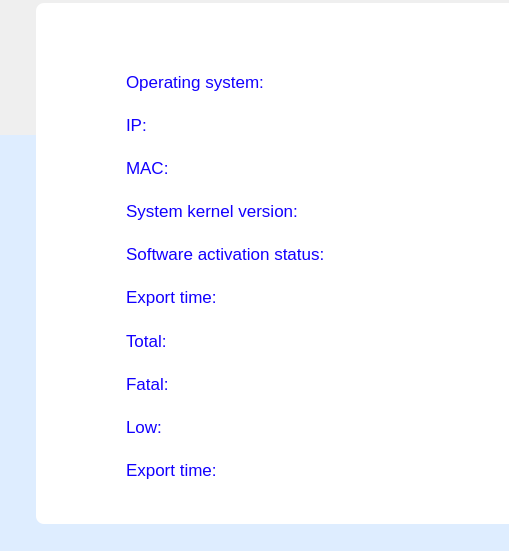
Before: the Qt Designer form plugins/gui/vulnerability/reports/pdf.ui in openeuler-mirror/ks-ssr, drawn with Qt 5; both pictures show x 0 to 509 and y 241 to 792 of the 830 by 1170 pixel window.
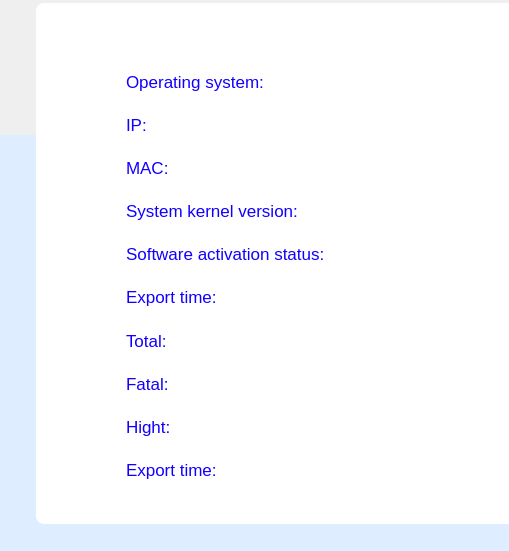
After: the same form once the commit is applied. Icons and pictures are not drawn.

Commit message: feat（reports）：modify hight label - 修复一些漏洞报表的缺陷

Diff of the .ui file:
```diff
--- a/plugins/gui/vulnerability/reports/pdf.ui
+++ b/plugins/gui/vulnerability/reports/pdf.ui
@@ -173,12 +173,12 @@
 </string>
          </property>
          <property name="text">
-          <string>Low:</string>
+          <string>Hight:</string>
          </property>
         </widget>
        </item>
        <item>
-        <widget class="QLabel" name="label_11">
+        <widget class="QLabel" name="label_7">
          <property name="styleSheet">
           <string notr="true">font: NotoSansCJKsc-Regular;
 font-size: 17px;
```
